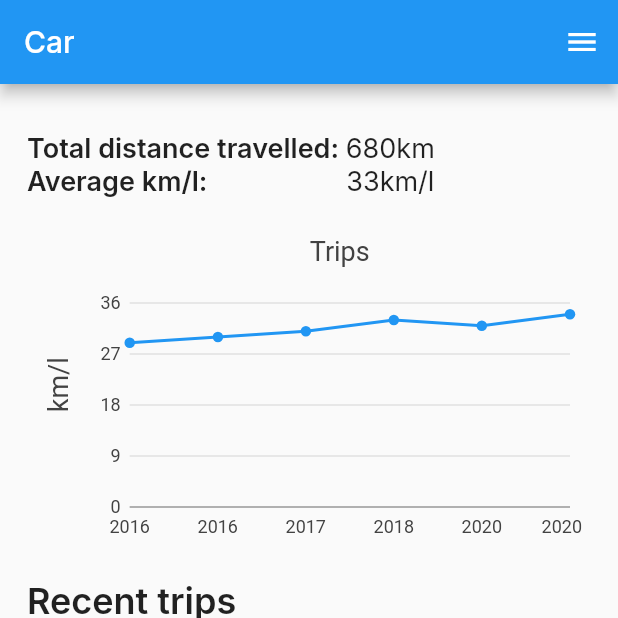
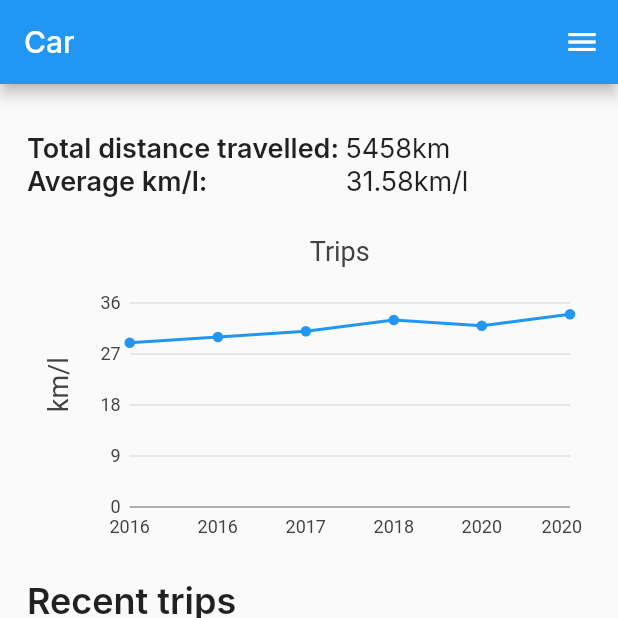
Before and after one commit to BalaRohanKotni/Trip-History, a Flutter app: the screen it shows after launch, on a phone screen of 412 x 824 dp, the top half of it. Run offline on Flutter 3.47's test engine with Material 2 defaults, Android fonts, the phone set to English and light mode, and no system bars; our stand-ins replace charts_flutter, flutter_svg.

Commit message:
Updated home_screen.dart to calculate real values

```diff
--- a/lib/views/home_screen.dart
+++ b/lib/views/home_screen.dart
@@ -17,49 +17,50 @@ class _HomeScreenState extends State<HomeScreen> {
       DateTime(2016).millisecondsSinceEpoch,
       29,
       "Mangolore Trip",
-      "900km",
-      "13hrs",
+      900,
+      /*dist */
+      13,
+      /*dur */
       "123jh4k1234",
     ],
     [
       DateTime(2017).millisecondsSinceEpoch,
       30.5,
       "Banglore Trip",
-      "758km",
-      "11hrs",
+      758,
+      11,
       "123jh4k1234",
     ],
     [
       DateTime(2018).millisecondsSinceEpoch,
       31,
       "Mysore Trip",
-      "700km",
-      "10hrs",
+      700,
+      10,
       "123jh4k1234",
     ],
     [
       DateTime(2019).millisecondsSinceEpoch,
       33,
       "Pondicherry Trip",
-      "800km",
-      "12hrs",
+      800,
+      12,
       "123jh4k1234",
     ],
     [
       DateTime(2020).millisecondsSinceEpoch,
       32,
       "Lonovola Trip",
-      "1200km",
-      "15hrs",
+      1200,
+      15,
       "123jh4k1234",
     ],
     [
       DateTime(2021).millisecondsSinceEpoch,
       34,
       "Goa Trip",
-      "1100km",
-      "29km/l",
-      "14hrs",
+      1100,
+      14,
       "123jh4k1234",
     ],
   ];
@@ -125,11 +126,16 @@ class _HomeScreenState extends State<HomeScreen> {
                     ),
                     Column(
                       mainAxisAlignment: MainAxisAlignment.center,
-                      children: const [
-                        /*TODO */
-                        Text("680km"),
-                        /*TODO */
-                        Text("33km/l"),
+                      crossAxisAlignment: CrossAxisAlignment.start,
+                      children: [
+                        Text("${[
+                          for (var trip in data) trip[3]
+                        ].reduce((a, b) => a + b)}km"),
+                        Text(([for (var trip in data) trip[1]]
+                                        .reduce((a, b) => a + b) /
+                                    data.length)
+                                .toStringAsFixed(2) +
+                            "km/l"),
                       ],
                     )
                   ],
@@ -254,10 +260,10 @@ class _HomeScreenState extends State<HomeScreen> {
                                                   MainAxisAlignment
                                                       .spaceBetween,
                                               children: [
-                                                Text(data[position][3]),
+                                                Text("${data[position][3]}km"),
                                                 Text(
                                                     "${data[position][1]} km/l"),
-                                                Text(data[position][4]),
+                                                Text("${data[position][4]}hrs"),
                                               ],
                                             ),
                                           ],
```
